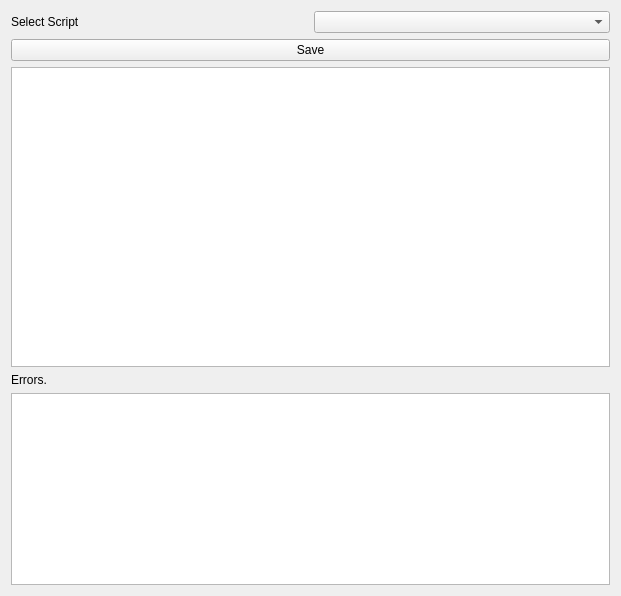
This is src/MoleBox/Lua/GameLuaEditor.ui in mafiamole/MoleBox as Qt 5 draws it before an edit. The edited form follows.
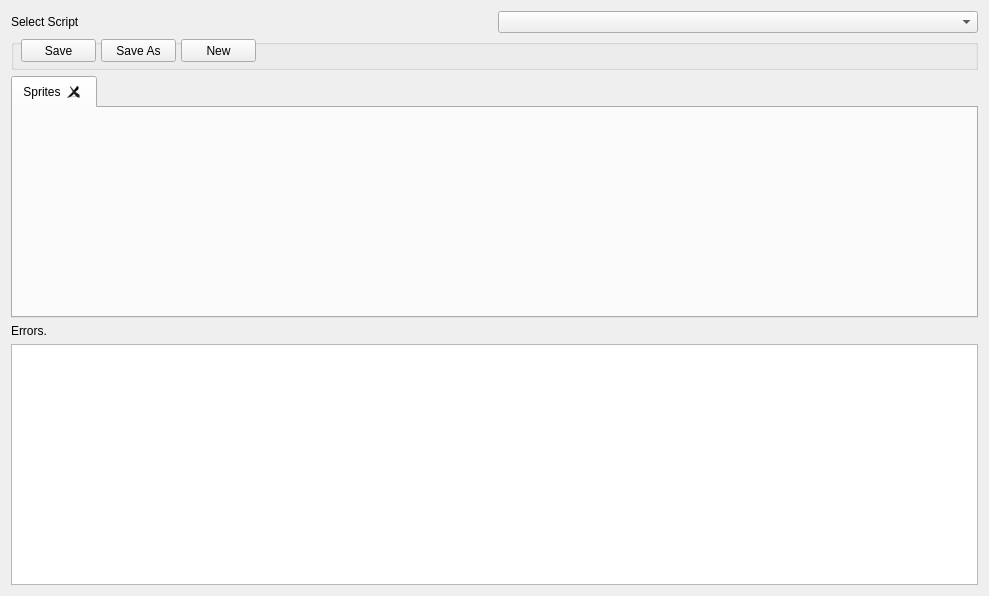
This is the edited form.

The edit to the form file:
```diff
--- a/src/MoleBox/Lua/GameLuaEditor.ui
+++ b/src/MoleBox/Lua/GameLuaEditor.ui
@@ -6,10 +6,16 @@
    <rect>
     <x>0</x>
     <y>0</y>
-    <width>621</width>
+    <width>989</width>
     <height>596</height>
    </rect>
   </property>
+  <property name="sizePolicy">
+   <sizepolicy hsizetype="Fixed" vsizetype="Fixed">
+    <horstretch>0</horstretch>
+    <verstretch>0</verstretch>
+   </sizepolicy>
+  </property>
   <property name="windowTitle">
    <string>Lua Script Editor</string>
   </property>
@@ -33,30 +39,103 @@
      <property name="topMargin">
       <number>0</number>
      </property>
-     <item>
-      <widget class="QPushButton" name="pushButton_Save">
-       <property name="text">
-        <string>Save</string>
-       </property>
-      </widget>
-     </item>
     </layout>
    </item>
    <item>
-    <widget class="QTextEdit" name="textEdit_code">
+    <widget class="QGroupBox" name="groupBox">
      <property name="sizePolicy">
-      <sizepolicy hsizetype="Expanding" vsizetype="Expanding">
-       <horstretch>0</horstretch>
-       <verstretch>1</verstretch>
+      <sizepolicy hsizetype="Expanding" vsizetype="Fixed">
+       <horstretch>48</horstretch>
+       <verstretch>50</verstretch>
       </sizepolicy>
      </property>
-     <property name="html">
-      <string>&lt;!DOCTYPE HTML PUBLIC &quot;-//W3C//DTD HTML 4.0//EN&quot; &quot;http://www.w3.org/TR/REC-html40/strict.dtd&quot;&gt;
-&lt;html&gt;&lt;head&gt;&lt;meta name=&quot;qrichtext&quot; content=&quot;1&quot; /&gt;&lt;style type=&quot;text/css&quot;&gt;
-p, li { white-space: pre-wrap; }
-&lt;/style&gt;&lt;/head&gt;&lt;body style=&quot; font-family:'Sans Serif'; font-size:10pt; font-weight:400; font-style:normal;&quot;&gt;
-&lt;p style=&quot;-qt-paragraph-type:empty; margin-top:0px; margin-bottom:0px; margin-left:0px; margin-right:0px; -qt-block-indent:0; text-indent:0px;&quot;&gt;&lt;br /&gt;&lt;/p&gt;&lt;/body&gt;&lt;/html&gt;</string>
+     <property name="minimumSize">
+      <size>
+       <width>500</width>
+       <height>30</height>
+      </size>
      </property>
+     <property name="title">
+      <string/>
+     </property>
+     <property name="flat">
+      <bool>true</bool>
+     </property>
+     <widget class="QPushButton" name="pushButton_Save">
+      <property name="geometry">
+       <rect>
+        <x>10</x>
+        <y>0</y>
+        <width>75</width>
+        <height>23</height>
+       </rect>
+      </property>
+      <property name="sizePolicy">
+       <sizepolicy hsizetype="MinimumExpanding" vsizetype="Fixed">
+        <horstretch>0</horstretch>
+        <verstretch>0</verstretch>
+       </sizepolicy>
+      </property>
+      <property name="text">
+       <string>Save</string>
+      </property>
+     </widget>
+     <widget class="QPushButton" name="pushButton">
+      <property name="geometry">
+       <rect>
+        <x>170</x>
+        <y>0</y>
+        <width>75</width>
+        <height>23</height>
+       </rect>
+      </property>
+      <property name="sizePolicy">
+       <sizepolicy hsizetype="Expanding" vsizetype="Fixed">
+        <horstretch>0</horstretch>
+        <verstretch>0</verstretch>
+       </sizepolicy>
+      </property>
+      <property name="text">
+       <string>New</string>
+      </property>
+     </widget>
+     <widget class="QPushButton" name="pushButton_Save_2">
+      <property name="geometry">
+       <rect>
+        <x>90</x>
+        <y>0</y>
+        <width>75</width>
+        <height>23</height>
+       </rect>
+      </property>
+      <property name="sizePolicy">
+       <sizepolicy hsizetype="MinimumExpanding" vsizetype="Fixed">
+        <horstretch>0</horstretch>
+        <verstretch>0</verstretch>
+       </sizepolicy>
+      </property>
+      <property name="text">
+       <string>Save As</string>
+      </property>
+     </widget>
+    </widget>
+   </item>
+   <item>
+    <widget class="QTabWidget" name="tabCodeWindow">
+     <property name="currentIndex">
+      <number>0</number>
+     </property>
+     <property name="tabsClosable">
+      <bool>true</bool>
+     </property>
+     <property name="movable">
+      <bool>false</bool>
+     </property>
+     <widget class="QWidget" name="tab">
+      <attribute name="title">
+       <string>Sprites</string>
+      </attribute>
+     </widget>
     </widget>
    </item>
    <item>
@@ -69,7 +148,7 @@
    <item>
     <widget class="QListWidget" name="listWidget_errors">
      <property name="sizePolicy">
-      <sizepolicy hsizetype="Expanding" vsizetype="Fixed">
+      <sizepolicy hsizetype="Expanding" vsizetype="Expanding">
        <horstretch>0</horstretch>
        <verstretch>0</verstretch>
       </sizepolicy>
```
